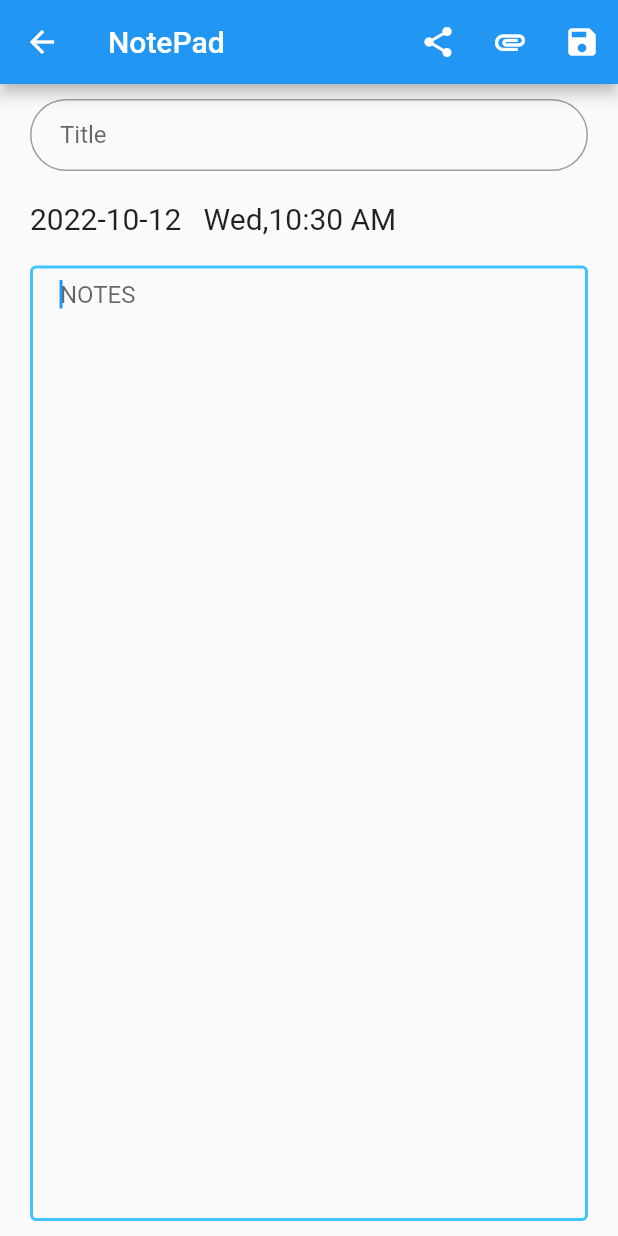
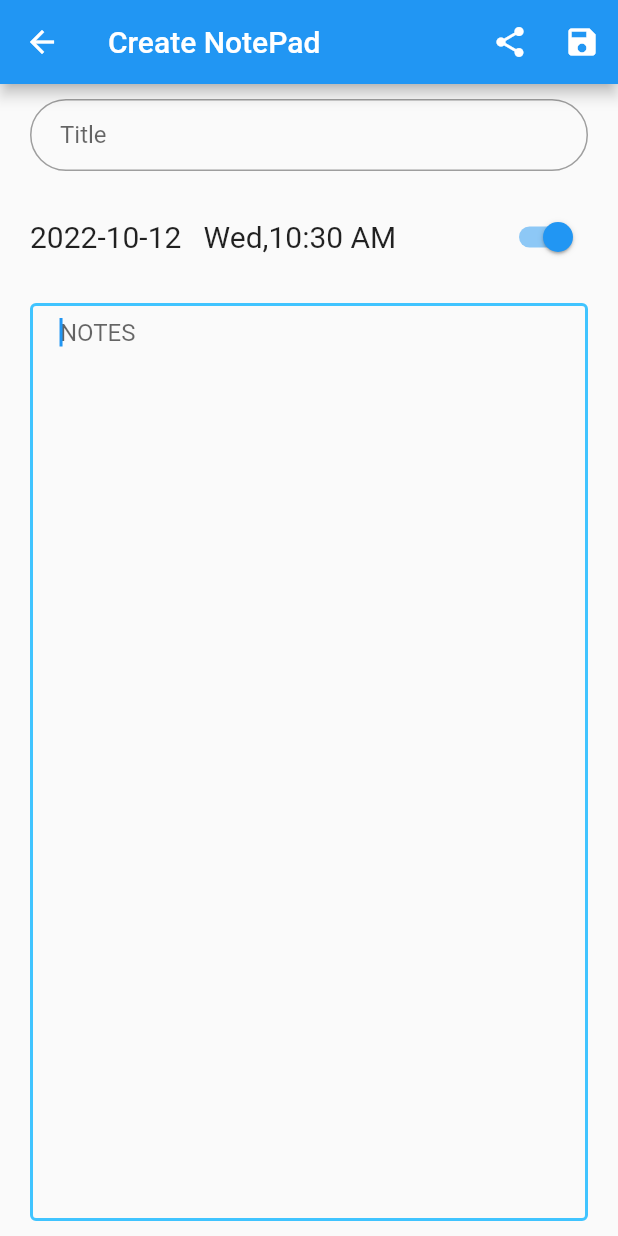
Before and after one commit to Hassan-akachi/note_to_do, a Flutter app: the NotePad screen opened by its route, on a phone screen of 412 x 824 dp. Run offline on Flutter 3.47's test engine with Material 2 defaults, Android fonts, the light colour scheme and no system bars; our stand-ins replace flutter_datetime_picker.

Commit message:
issue with when creating the time and switch

```diff
--- a/lib/Models/note.dart
+++ b/lib/Models/note.dart
@@ -2,12 +2,12 @@ class Notes {
   int id;
   final String title;
   final String notesContents;
-  final DateTime currentTime;
+  DateTime createdListAt;
 
   Notes({
     required this.id,
     required this.title,
     required this.notesContents,
-    DateTime? currentTime,
-  }) : currentTime = currentTime ?? DateTime.now();
+     required this.createdListAt,
+  });
 }
--- a/lib/Models/to_do_list.dart
+++ b/lib/Models/to_do_list.dart
@@ -4,13 +4,19 @@ import 'package:note_to_do/Models/to_do.dart';
 class ToDoList {
    int id;
   final String title;
-  late final DateTime createdListAt;
+   DateTime createdListAt;
    List<ToDo> addtodo;
+   bool isSwitched;
 
   ToDoList({
     required this.id,
     required this.title,
     required this.addtodo,
-    DateTime? createdListAt,
-  }) : createdListAt = createdListAt ?? DateTime.now();
+    required this.createdListAt,
+    this.isSwitched=false,
+   }); //: createdListAt = createdListAt ?? DateTime.now();
+
+   void toggleSwitched(){
+     isSwitched = !isSwitched;
+   }
 }
--- a/lib/Providers/notes_provider.dart
+++ b/lib/Providers/notes_provider.dart
@@ -9,19 +9,17 @@ import 'package:note_to_do/Models/note.dart';
 class NoteProvider extends ChangeNotifier{
 
   int noteIndex = 0;
+  DateTime setdatetime =DateTime.now();
 
   final List<Notes>innernotes=[
-    Notes(title: "Muhammad", notesContents: "notesContents", id: 1)
+    Notes(title: "Muhammad", notesContents: "notesContents", id: 1, createdListAt: DateTime.now(),)
   ];
-  DateTime selectTime=DateTime.now();
-
-
   UnmodifiableListView<Notes> get notes{
     return UnmodifiableListView(innernotes);
   }
 
-  void addTask(title,notesContents,noteId){
-    final note=Notes(title: title, notesContents: notesContents, id: noteId);
+  void addTask(title,notesContents,noteId,createdAt){
+    final note=Notes(title: title, notesContents: notesContents, id: noteId, createdListAt:createdAt);
     if(noteIndex< notes.length){
       innernotes[noteIndex]=note;
       notifyListeners();
@@ -32,10 +30,11 @@ class NoteProvider extends ChangeNotifier{
 
     }
   }
-  // void setTime(time){
-  //   selectTime=time;
-  // }
-
+  //set time
+  void setTime(time){
+    innernotes[noteIndex].createdListAt=time;
+    notifyListeners();
+  }
 
   //update the state of the checkbox
   // void updateTask (Notes notes){
--- a/lib/constants/colors.dart
+++ b/lib/Res/colors.dart
@@ -1,4 +1,3 @@
-import 'dart:ui';
 
 import 'package:flutter/material.dart';
 
--- a/lib/Screens/note/note_pad.dart
+++ b/lib/Screens/note/note_pad.dart
@@ -1,10 +1,13 @@
 import 'package:flutter/material.dart';
 import 'package:intl/intl.dart';
-import 'package:note_to_do/constants/styles.dart';
+import 'package:note_to_do/Util/constant.dart';
 import 'package:provider/provider.dart';
 
 import '../../Models/note.dart';
 import '../../Providers/notes_provider.dart';
+import '../../Res/styles.dart';
+import '../../Widgets/set_time.dart';
+
 
 class NotePad extends StatefulWidget {
   static const routeName = "NotePad-Screen";
@@ -27,21 +30,19 @@ class _NotePadState extends State<NotePad> {
         builder: (BuildContext context, state, Widget? child) {
       title.text = widget.notes?.title ?? "";
       notesContentsController.text = widget.notes?.notesContents ?? "";
-      DateTime now = widget.notes?.currentTime ?? DateTime.now();
-      var formatter = DateFormat("yyy-MM-dd");
+      DateTime now = widget.notes?.createdListAt ?? DateTime.now();
       return Scaffold(
         appBar: AppBar(
-          title: const Text(
-            "NotePad",
-            style: TextStyle(fontSize: 20),
+          title:  Text(
+            widget.notes==null?"Create NotePad":"Edit NotePad",
+            style: const TextStyle(fontSize: 20),
           ),
           actions: [
             IconButton(onPressed: () {}, icon: const Icon(Icons.share)),
-            IconButton(onPressed: () {}, icon: const Icon(Icons.attachment)),
             IconButton(
                 onPressed: () {
                   state.addTask(
-                      title.text, notesContentsController.text, state.noteIndex);
+                      title.text, notesContentsController.text, state.noteIndex,now);
                   print(Provider.of<NoteProvider>(context, listen: false)
                       .noteIndex);
                   Navigator.pop(context);
@@ -65,10 +66,7 @@ class _NotePadState extends State<NotePad> {
               const SizedBox(
                 height: 20,
               ),
-              Text(
-                "${formatter.format(now)}   ${DateFormat('EEE,hh:mm a').format(now)}",
-                style: const TextStyle(fontSize: 20),
-              ),
+              SetTime(now:now,widgetUse: WidgetUse.note,),
               const SizedBox(
                 height: 20,
               ),
--- a/lib/Screens/note/notes_screen.dart
+++ b/lib/Screens/note/notes_screen.dart
@@ -19,7 +19,7 @@ class NoteScreen extends StatelessWidget {
       floatingActionButton: FloatingActionButton(
         onPressed: () {
           Provider.of<NoteProvider>(context, listen: false).noteIndex =
-              Provider.of<NoteProvider>(context, listen: false).notes.length;
+               Provider.of<NoteProvider>(context, listen: false).notes.length;
           Navigator.pushNamed(context, NotePad.routeName);
         },
         child: const Icon(Icons.edit),
--- a/lib/Screens/to_do_list_screens/to_do_list_screen.dart
+++ b/lib/Screens/to_do_list_screens/to_do_list_screen.dart
@@ -33,8 +33,8 @@ class ToDOListScreen extends StatelessWidget {
       ),
       floatingActionButton: FloatingActionButton(
         onPressed:(){
-           Provider.of<ToDoListProvider>(context,listen: false).increaseTodolist();
             Navigator.pushNamed(context,AddToDoListScreen.routeName );
+            Provider.of<ToDoListProvider>(context,listen: false).increaseTodolist();
             },
         child: const Icon(Icons.add),
       ), // This trailing comma makes auto-formatting nicer for build methods.
--- /dev/null
+++ b/lib/Util/constant.dart
@@ -0,0 +1 @@
+ enum WidgetUse{todo,note}
--- /dev/null
+++ b/lib/Widgets/set_time.dart
@@ -0,0 +1,50 @@
+import 'package:flutter/material.dart';
+import 'package:flutter_datetime_picker/flutter_datetime_picker.dart';
+import 'package:intl/intl.dart';
+import 'package:provider/provider.dart';
+
+import '../Providers/notes_provider.dart';
+import '../Providers/to_do_list_provider.dart';
+import '../Util/constant.dart';
+
+
+class SetTime extends StatelessWidget {
+    DateTime now;
+    WidgetUse widgetUse;
+
+   SetTime({Key? key,  required this.now,required this.widgetUse}) : super(key: key);
+
+  @override
+  Widget build(BuildContext context) {
+    var formatter = DateFormat("yyy-MM-dd");
+    return  Row(
+      mainAxisAlignment: MainAxisAlignment.spaceBetween,
+      children: [
+        InkWell(
+            onTap: () {
+              DatePicker.showDateTimePicker(context,
+                  showTitleActions: true, minTime: DateTime.now(),
+                  // maxTime: DateTime(2023, 6, 7),
+                  onChanged: (date) {
+                    print('change $date');
+                  }, onConfirm: (date) {
+                    if(widgetUse == WidgetUse.todo){
+                      now = date;
+                   // Provider.of<ToDoListProvider>(context,listen: false).setTime(now);
+                    print(now);}
+                    else{
+                      Provider.of<NoteProvider>(context,listen: false).setTime(date);
+
+                    }
+                  },
+                  currentTime: DateTime.now(), locale: LocaleType.en);
+            },
+            child: Text(
+              "${formatter.format(now)}   ${DateFormat('EEE,hh:mm a').format(now)}",
+              style: const TextStyle(fontSize: 20),
+            )),
+        Switch(value: true, onChanged: (bool isSet) {})
+      ],
+    );
+  }
+}
--- a/lib/Widgets/to_do/addToDo.dart
+++ b/lib/Widgets/to_do/addToDo.dart
@@ -37,7 +37,7 @@ class AddToDo extends StatelessWidget {
               inputTextController.clear();
              FocusManager.instance.primaryFocus?.unfocus(); //dismiss keyboard
             },
-            icon: const Icon(Icons.send),
+            icon: const Icon(Icons.send,size: 30,),
           ),
         ));
   }
```
Also changed, not shown: lib/Providers/to_do_list_provider.dart (+33 -12 lines), lib/Providers/to_do_provider.dart (deleted, +0 -54 lines), lib/Screens/add_to_do_screens/add_to_do_list_screen.dart (+25 -23 lines), lib/Widgets/notes/note_list.dart (+11 -1 lines), lib/Widgets/to_do_list/to_dos_list.dart (+11 -9 lines), lib/Widgets/to_do_list/to_dos_list_widget.dart (deleted, +0 -37 lines), lib/Res/styles.dart (renamed from lib/constants/styles.dart).
